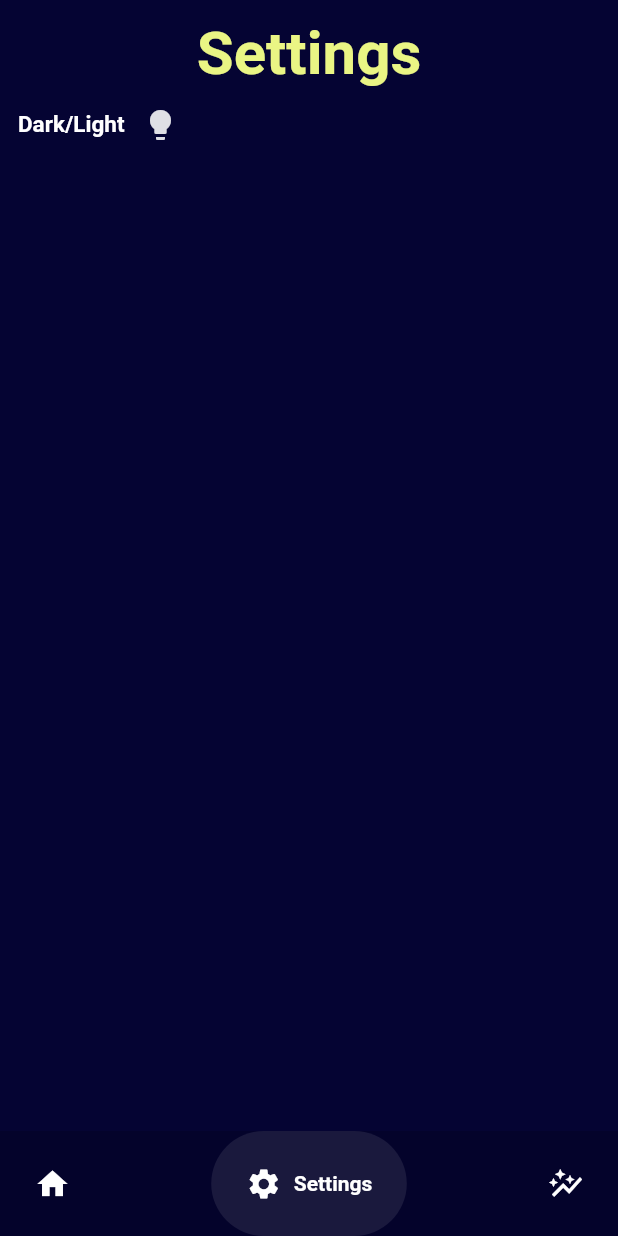
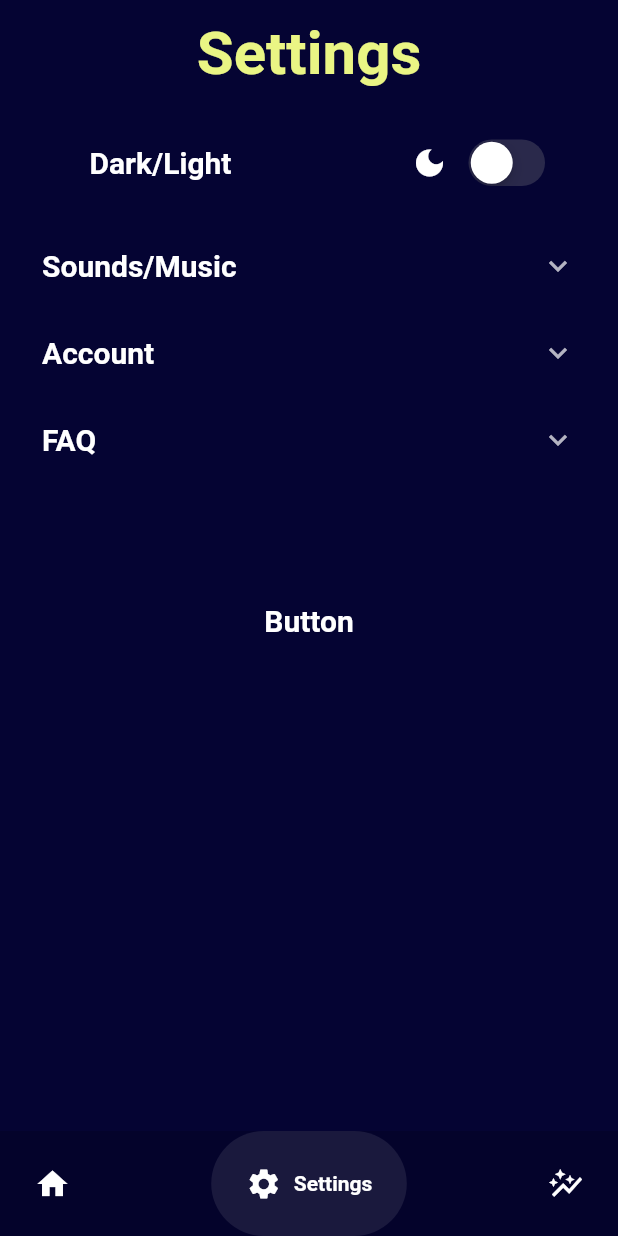
Before and after one commit to Spades13/Flutter_TM, a Flutter app: the screen it shows after launch, item 2 of the bottom bar chosen, on a phone screen of 412 x 824 dp. Run offline on Flutter 3.47's test engine with Material 2 defaults, Android fonts, the light colour scheme and no system bars; drawn by our look-alikes of google_nav_bar; missing offline and left inert: app_usage, usage_stats.

Commit message:
Settings: improved light mode, added expandable widgets

```diff
--- a/tm/lib/main.dart
+++ b/tm/lib/main.dart
@@ -1,3 +1,4 @@
+import 'package:flutter/cupertino.dart';
 import 'package:flutter/material.dart';
 import "homepage.dart";
 import 'tracking.dart';
@@ -37,6 +38,8 @@ class _MyAppState extends State<MyApp> {
     }
   }
 
+
+
   @override
   Widget build(BuildContext context) {
     return MaterialApp(
@@ -56,14 +59,12 @@ class Settings extends StatefulWidget {
 
 class _Settings extends State<Settings> {
 
-
-  List<bool> isSelected = [false];
-  List<bool> isSelected2 = [true];
   List<Widget> lighticon = [
-    Icon(Icons.lightbulb),
-    Icon(Icons.lightbulb_outline)
+    Icon(Icons.dark_mode_sharp),
+    Icon(Icons.light_mode_sharp)
   ];
-
+  bool value = false;
+  int index = 0;
   @override
   Widget build(BuildContext context) {
     TextTheme _textTheme = Theme.of(context).textTheme;
@@ -73,7 +74,8 @@ class _Settings extends State<Settings> {
 
         child: Padding(
           padding: const EdgeInsets.all(12),
-          child: Column(
+          child: SingleChildScrollView(
+            child: Column(
             children: [
               Text("Settings",
                   style: _textTheme.headlineMedium ),
@@ -81,46 +83,108 @@ class _Settings extends State<Settings> {
                 children: [
                   Row(
                     children: const [
-                      Text("Dark/Light", style: TextStyle(fontSize: 15, fontWeight: FontWeight.bold)),
+                      SizedBox(height: 30,)
                     ],
                   ),
-                  ToggleButtons(
-                    // ignore: sort_child_properties_last
-                    children: <Widget>[
-                      lighticon[_currentIcon],
-                    ],
-                    isSelected: isSelected,
-                    onPressed: (int newIndex) {
 
-                      //print(newIndex);
-                      setState(() {
-                        for (int index = 0;
-                            index < isSelected.length;
-                            index++) {
-                          if (index == newIndex) {
-                            isSelected2[index] = !isSelected2[index];
-                          }
-                          if (isSelected2[index] == true) {
-                            _currentIcon = 0;
-                            _themeManager.toggleTheme(false);
-                          }
-                          if (isSelected2[index] == false) {
-                            _currentIcon = 1;
-                            _themeManager.toggleTheme(true);
-                          }
-                        } //when clicked it returns: 0
-                        // MAKE ICON CHANGE WHEN TAPPED WITH THE NEW LISTS I MADE
-                        //Make the themes work with true or false statments(TOGGLETHEME(FALSE)
-                      });
-                    },
-                    renderBorder: false,
-                  ),
                 ],
               ),
+
+              Column(//one settigns widget
+                  mainAxisAlignment: MainAxisAlignment.center,
+                  children: [
+                    Container(
+
+
+
+                      child: Row(
+                        mainAxisAlignment: MainAxisAlignment.center,
+                        children: [
+                        SizedBox(width: 15),
+                        Text("Dark/Light", style: TextStyle(fontSize: 20, fontWeight: FontWeight.bold)),
+                        SizedBox(width: 120),
+
+                        lighticon[index],
+                        SizedBox(width: 10),
+                        CupertinoSwitch(value: value, onChanged: (value)=> setState(() {
+                          this.value = value;
+                          if(value == true){
+                            _themeManager.toggleTheme(true);
+                            index = 1 ;
+
+                          }
+                          if(value == false){
+                            _themeManager.toggleTheme(false);
+                            index = 0;
+
+                          }
+                        })),
+
+                        ],),),],),
+
+
+                Column(//one settigns widget
+                  mainAxisAlignment: MainAxisAlignment.start,
+                  children: [
+                    Container(
+                      //color: Colors.black,
+                      child: Column(
+                        children: [
+                          SizedBox(height: 20),
+                          ExpansionTile(
+                        title: Text('Sounds/Music', style: TextStyle(fontSize: 20, fontWeight: FontWeight.bold),),
+                        children: [
+                          Text('select sound')
+                        ],
+                        ),
+                        ], ))], ),
+                Column(//one settigns widget
+                  mainAxisAlignment: MainAxisAlignment.start,
+                  children: [
+                    Container(
+                      //color: Colors.black,
+                      child: Column(
+                        children: [
+                          ExpansionTile(
+                        title: Text('Account', style: TextStyle(fontSize: 20, fontWeight: FontWeight.bold),),
+                        children: [
+                          Text('account name and other thingfs')
+                        ],
+                        ),
+                        ], ))], ),
+                  Column(//one settigns widget
+                  mainAxisAlignment: MainAxisAlignment.start,
+                  children: [
+                    Container(
+                      //color: Colors.black,
+                      child: Column(
+                        children: [
+                          ExpansionTile(
+                        title: Text('FAQ', style: TextStyle(fontSize: 20, fontWeight: FontWeight.bold),),
+                        children: [
+                          Text('About us:'),
+                          Text("TM:")
+                        ],
+                        ),
+                        ], ))], ),
+
+
+
+                  Column(//one settigns widget
+                  mainAxisAlignment: MainAxisAlignment.end,
+                  children: [
+                    Padding(padding: EdgeInsets.fromLTRB(0, 80, 0, 0),
+                    child: Container(
+                    child: Text('Button', style: TextStyle(fontSize: 20, fontWeight: FontWeight.bold),),
+
+                    ))
+                    ], )
+
             ],
           ),
         ),
       ),
+      )
     );
   }
 }
```
